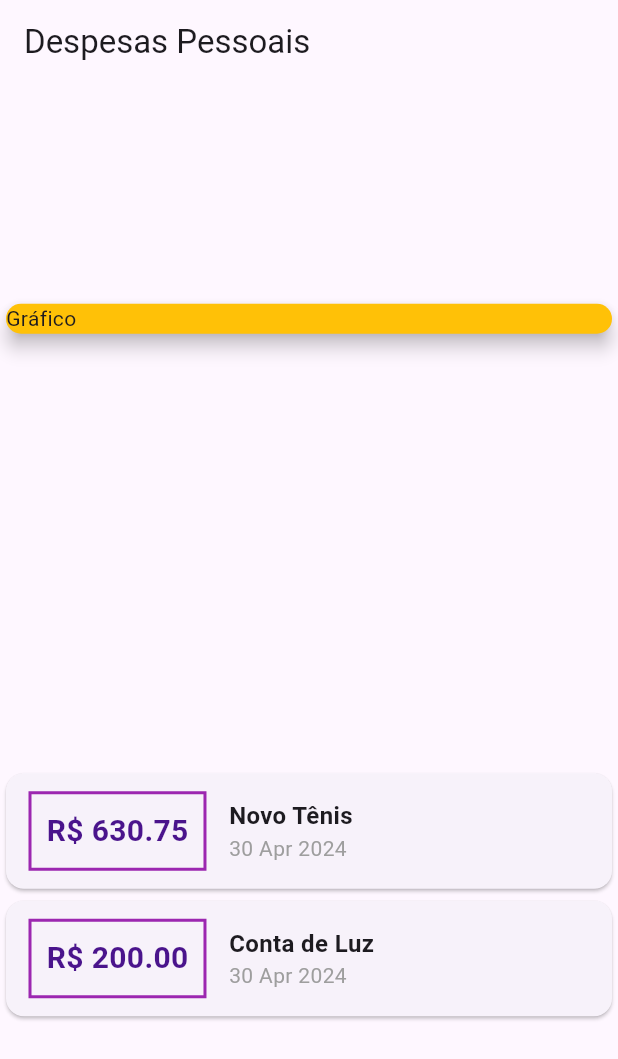
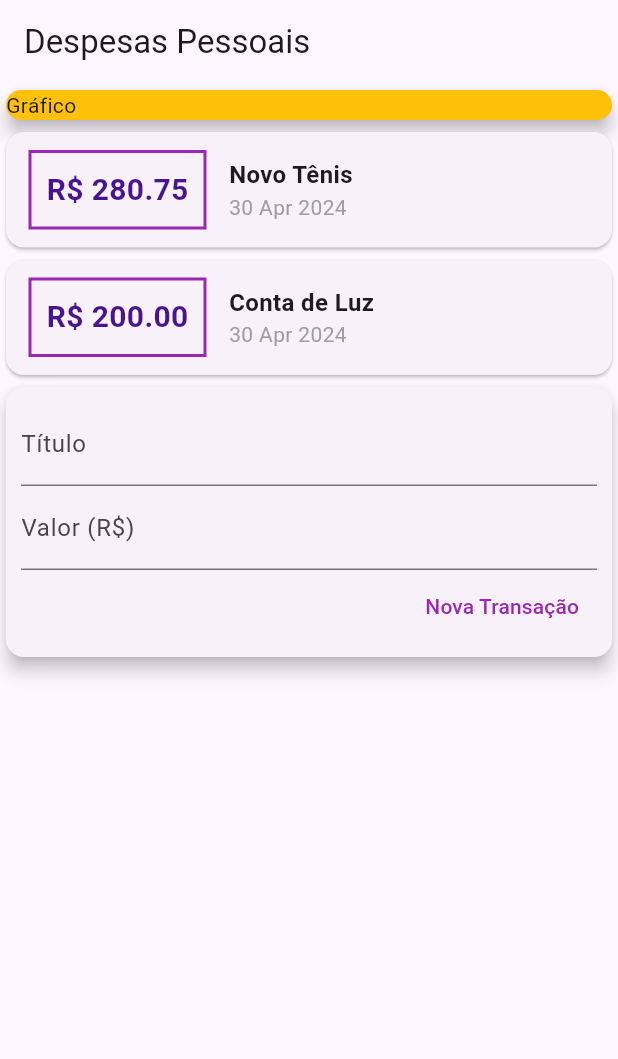
Before and after one commit to Pepwt/Despesas_Pessoais, a Flutter app: the screen it shows after launch, on a phone screen of 412 x 824 dp. Shown: the top 1059 px of the screen. Run offline on Flutter 3.47's test engine with Material 3 defaults, Android fonts, the phone set to English and light mode, and no system bars.

Commit message:
feat: TextField

```diff
--- a/expenses/lib/main.dart
+++ b/expenses/lib/main.dart
@@ -12,11 +12,23 @@ class ExpensesApp extends StatelessWidget {
 }
 
 class MyHomePage extends StatelessWidget {
+
+  final titleController = TextEditingController();
+  final valueController = TextEditingController();
+
   final _transactions = [
     Transaction(
-        id: 't1', title: 'Novo Tênis', value: 630.75, date: DateTime.now()),
+        id: 't1',
+        title: 'Novo Tênis',
+        value: 280.75,
+        date: DateTime.now()
+        ),
     Transaction(
-        id: 't2', title: 'Conta de Luz', value: 200.00, date: DateTime.now())
+        id: 't2',
+        title: 'Conta de Luz',
+        value: 200.00,
+        date: DateTime.now()
+        ),
   ];
 
   @override
@@ -26,7 +38,6 @@ class MyHomePage extends StatelessWidget {
           title: Text('Despesas Pessoais'),
         ),
         body: Column(
-          mainAxisAlignment: MainAxisAlignment.spaceAround,
           crossAxisAlignment: CrossAxisAlignment.stretch,
           children: <Widget>[
             Container(
@@ -81,7 +92,42 @@ class MyHomePage extends StatelessWidget {
                   ]),
                 );
               }).toList(),
-            )
+            ),
+           Card(
+            elevation: 5,
+            child: Padding(
+              padding: const EdgeInsets.all(10),
+              child: Column(
+                children: <Widget>[
+                  TextField(
+                    controller: titleController,
+                    decoration: InputDecoration(
+                      labelText: 'Título',
+                    ),
+                  ),
+                  TextField(
+                    controller: valueController,
+                    decoration: InputDecoration(
+                      labelText: 'Valor (R\$)',
+                    ),
+                  ),
+                  Row(
+                    mainAxisAlignment: MainAxisAlignment.end,
+                    children: <Widget>[
+                      TextButton(
+                         child: Text('Nova Transação',
+                         style: TextStyle(color: Colors.purple)),
+                         onPressed: () {
+                          print(titleController.text);
+                          print(valueController.text);
+                         },
+                      ),
+                    ],
+                  )
+                ],
+              ),
+            ),
+           )
           ],
         ));
   }
```
